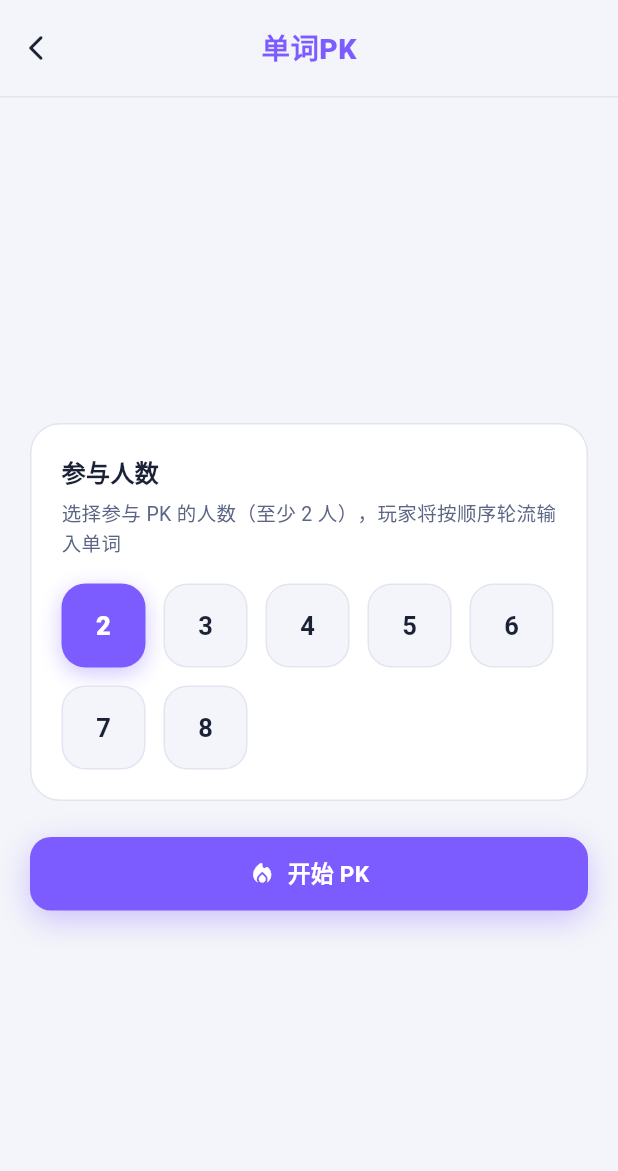
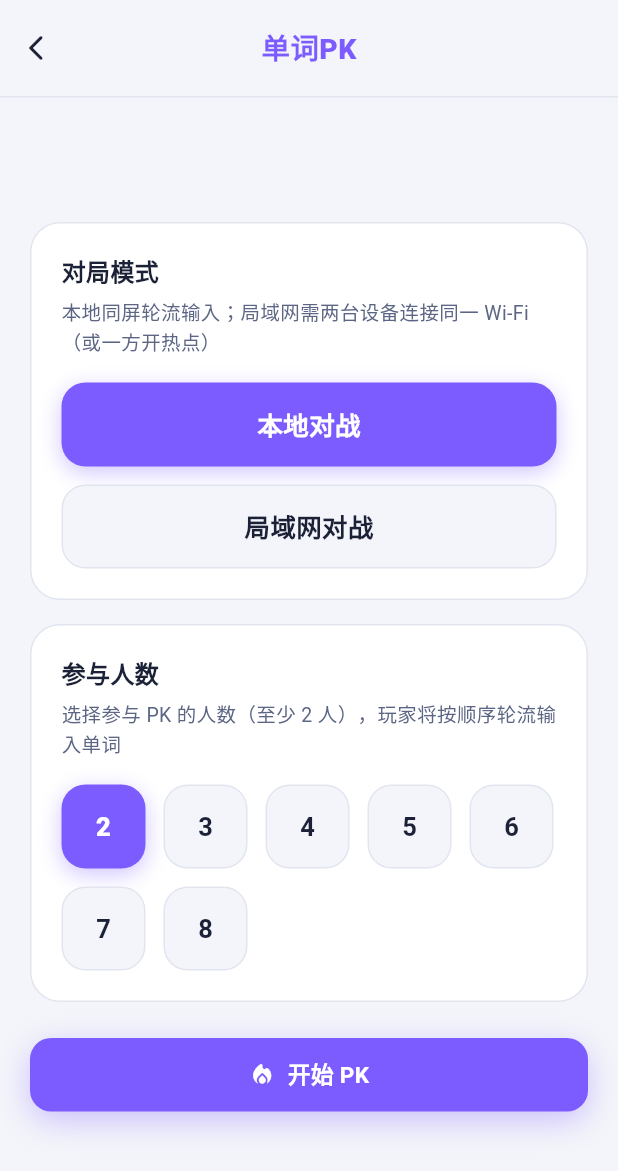
Before and after one commit to merrick-shen/horyx-games, a Flutter app: the WordPkPage screen opened directly, on a phone screen of 412 x 824 dp. Shown: the top 1171 px of the screen. Run offline on Flutter 3.47's test engine with Material 3 defaults, Android fonts, the phone set to English and light mode, and no system bars; our stand-ins replace flutter_svg, package_info_plus, shared_preferences; accounts and stored records are empty; statements that could not run were skipped; project files that could hold a hidden picture were left out.

Commit message:
ui: 单词PK设置页新增本地/局域网模式选择

```diff
--- a/lib/widgets/word_pk/setup_view.dart
+++ b/lib/widgets/word_pk/setup_view.dart
@@ -8,7 +8,8 @@ import '../primary_button.dart';
 import '../resume_card.dart';
 
 /// 单词PK - 人数设置视图
-/// 顶部展示未完成对局的恢复入口（存在存档时），下方为人数选择与开始按钮
+/// 顶部展示未完成对局的恢复入口（存在存档时），
+/// 下方为对局模式选择（本地/局域网）、人数选择与开始按钮
 class WordPkSetupView extends StatefulWidget {
   const WordPkSetupView({
     super.key,
@@ -37,6 +38,10 @@ class WordPkSetupView extends StatefulWidget {
 class _WordPkSetupViewState extends State<WordPkSetupView> {
   int _selected = WordPkSetupView.minPlayers;
 
+  /// 是否选择局域网模式；默认本地对战（与现有同屏玩法一致）
+  /// 联机人数可选 2-8 人：创建者固定为玩家 1，其余玩家通过加入房间依次入座
+  bool _isLan = false;
+
   @override
   Widget build(BuildContext context) {
     final saved = widget.savedState;
@@ -63,6 +68,48 @@ class _WordPkSetupViewState extends State<WordPkSetupView> {
                   ),
                   const SizedBox(height: 16),
                 ],
+                // 对局模式选择面板
+                PanelCard(
+                  child: Column(
+                    crossAxisAlignment: CrossAxisAlignment.start,
+                    children: [
+                      Text(
+                        '对局模式',
+                        style: TextStyle(
+                          color: palette.textPrimary,
+                          fontSize: 16,
+                          fontWeight: FontWeight.w700,
+                        ),
+                      ),
+                      const SizedBox(height: 6),
+                      Text(
+                        '本地同屏轮流输入；局域网需两台设备连接同一 Wi-Fi（或一方开热点）',
+                        style: TextStyle(
+                          color: palette.textSecondary,
+                          fontSize: 13,
+                        ),
+                      ),
+                      const SizedBox(height: 18),
+                      Wrap(
+                        spacing: 12,
+                        runSpacing: 12,
+                        children: [
+                          OptionBlock(
+                            label: '本地对战',
+                            selected: !_isLan,
+                            onTap: () => setState(() => _isLan = false),
+                          ),
+                          OptionBlock(
+                            label: '局域网对战',
+                            selected: _isLan,
+                            onTap: () => setState(() => _isLan = true),
+                          ),
+                        ],
+                      ),
+                    ],
+                  ),
+                ),
+                const SizedBox(height: 16),
                 // 人数选择面板
                 PanelCard(
                   child: Column(
@@ -106,9 +153,13 @@ class _WordPkSetupViewState extends State<WordPkSetupView> {
                 ),
                 const SizedBox(height: 24),
                 PrimaryButton(
-                  label: '开始 PK',
-                  icon: Icons.local_fire_department_rounded,
-                  onPressed: () => widget.onStart(_selected),
+                  // 局域网模式按钮变为「创建房间」；建房流程待联机里程碑接入，
+                  // 当前呈禁用态，避免误触后进入与模式不符的本地对局
+                  label: _isLan ? '创建房间' : '开始 PK',
+                  icon: _isLan
+                      ? Icons.wifi_tethering_rounded
+                      : Icons.local_fire_department_rounded,
+                  onPressed: _isLan ? null : () => widget.onStart(_selected),
                 ),
               ],
             ),
```
